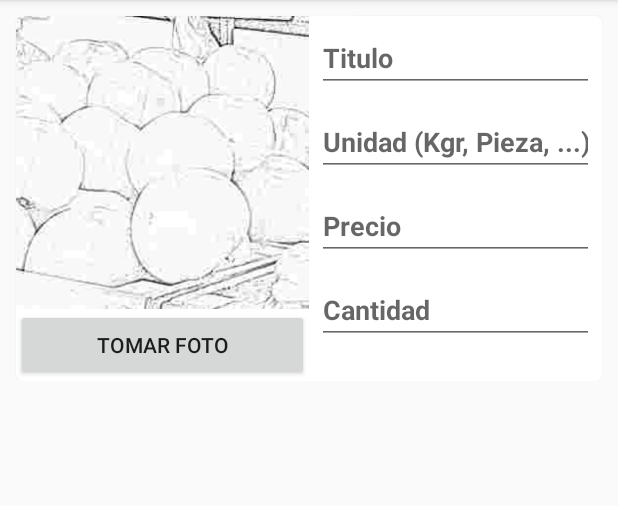
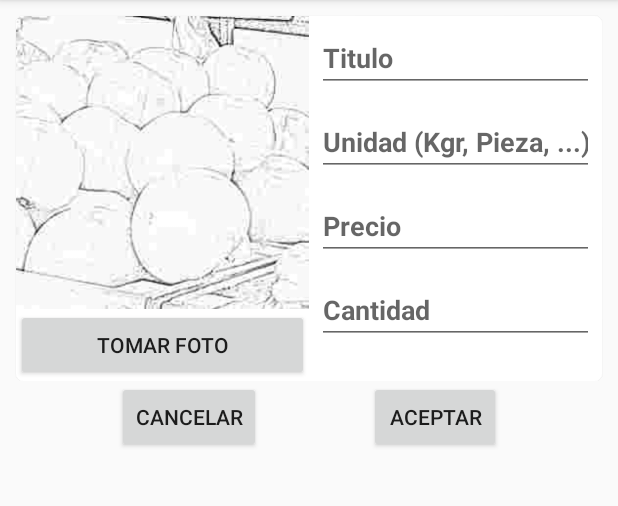
Before and after one commit to hillo123/Greengrocery1-1, an Android app: the fragment NewProductFragment placed in its activity, on a phone screen of 412 x 824 dp, the part 84-590 px from its top. Run offline under Robolectric (Android 15) with nearby library versions, the phone set to English and light mode, and no system bars; our stand-ins replace Firebase (no records; nobody signed in at launch, a user with empty details on screens opened directly); pictures from the network do not load.

Commit message:
add buttons ok and cancel

```diff
--- a/app/src/main/res/layout/fragment_product.xml
+++ b/app/src/main/res/layout/fragment_product.xml
@@ -1,8 +1,40 @@
 <?xml version="1.0" encoding="utf-8"?>
 <androidx.constraintlayout.widget.ConstraintLayout xmlns:android="http://schemas.android.com/apk/res/android"
+    xmlns:app="http://schemas.android.com/apk/res-auto"
+    xmlns:tools="http://schemas.android.com/tools"
     android:layout_width="match_parent"
     android:layout_height="wrap_content">
 
-    <include layout="@layout/card_edit_product"/>
+    <include
+        android:id="@+id/include"
+        layout="@layout/card_edit_product"
+        tools:layout_editor_absoluteX="5dp" />
+
+    <androidx.constraintlayout.widget.ConstraintLayout
+        android:layout_width="match_parent"
+        android:layout_height="wrap_content"
+        app:layout_constraintTop_toBottomOf="@+id/include">
+
+        <Button
+            android:id="@+id/btnCancel"
+            android:layout_width="wrap_content"
+            android:layout_height="wrap_content"
+            android:text="Cancelar"
+            app:layout_constraintEnd_toStartOf="@+id/btnOk"
+            app:layout_constraintHorizontal_bias="0.5"
+            app:layout_constraintStart_toStartOf="parent"
+            app:layout_constraintTop_toTopOf="parent" />
+
+        <Button
+            android:id="@+id/btnOk"
+            android:layout_width="wrap_content"
+            android:layout_height="wrap_content"
+            android:text="Aceptar"
+            app:layout_constraintEnd_toEndOf="parent"
+            app:layout_constraintHorizontal_bias="0.5"
+            app:layout_constraintStart_toEndOf="@+id/btnCancel"
+            app:layout_constraintTop_toTopOf="parent" />
+
+    </androidx.constraintlayout.widget.ConstraintLayout>
 
 </androidx.constraintlayout.widget.ConstraintLayout>
```
